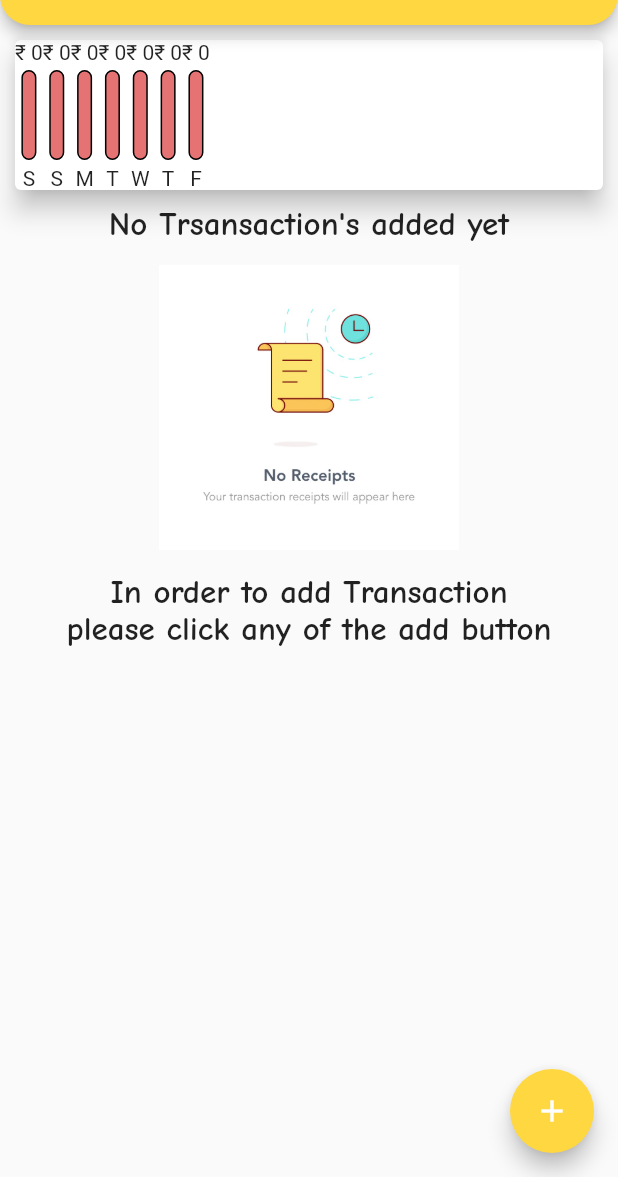
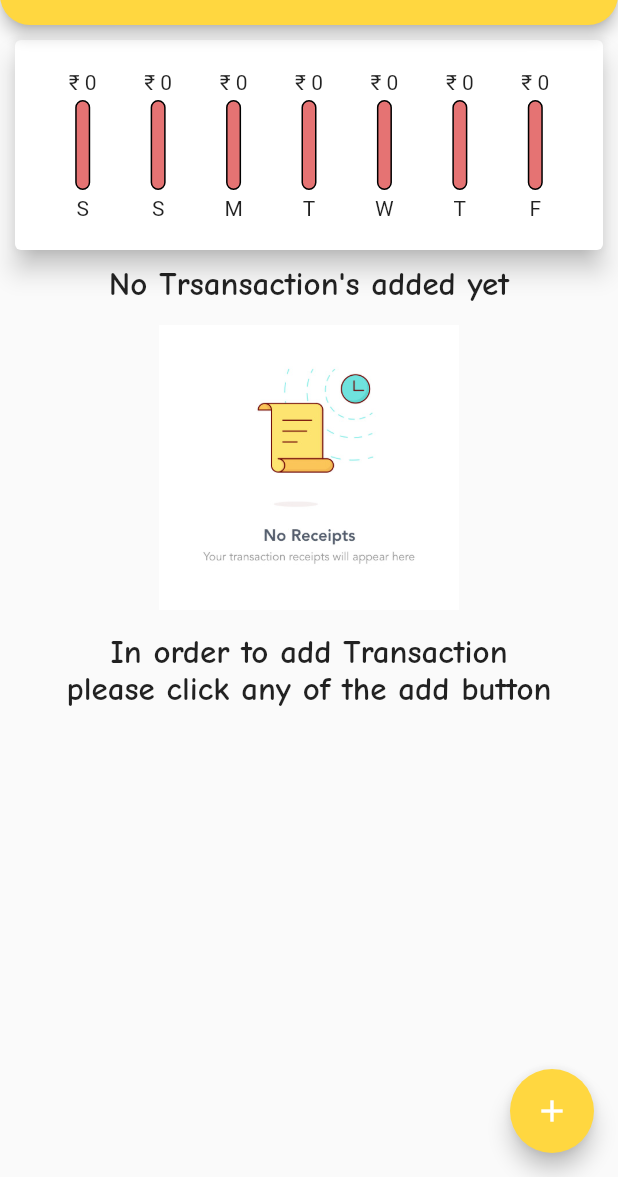
Before and after one commit to Erickeagle3/expense_app, a Flutter app: the screen it shows after launch, on a phone screen of 412 x 824 dp, the part 59-1236 px from its top. Run offline on Flutter 3.47's test engine with Material 2 defaults, Android fonts, the phone set to English and light mode, and no system bars.

Commit message:
flutter: made chart bar looks cool Signed-off-by: Erickeagle3 <sayanchakraborty334@gmail.com>
Note - made Chart bar looks cool with the help of mainAxisAlignment, padding, flexfit and many

```diff
--- a/lib/widgets/chart.dart
+++ b/lib/widgets/chart.dart
@@ -39,21 +39,28 @@ class MyChart extends StatelessWidget {
     });
   }
 
-
   @override
   Widget build(BuildContext context) {
     return Card(
       elevation: 7,
       margin: const EdgeInsets.all(10),
+      child: Padding(
+        padding: const EdgeInsets.all(20),
         child: Row(
+          mainAxisAlignment: MainAxisAlignment.spaceAround,
           children: groupedTransactionValues.map((view) {
-          return MyChartBox(
+            return Flexible(
+              fit: FlexFit.tight,
+              child: MyChartBox(
                 view['day'] as String,
                 view['amount'] as double,
                 totalSpending == 0.0
-             ? 0.0 : (view['amount'] as double) / totalSpending,
+                    ? 0.0
+                    : (view['amount'] as double) / totalSpending,
+              ),
             );
           }).toList(),
+        ),
       ),
     );
   }
--- a/lib/widgets/chart_box.dart
+++ b/lib/widgets/chart_box.dart
@@ -12,7 +12,7 @@ class MyChartBox extends StatelessWidget {
   Widget build(BuildContext context) {
     return Column(
       children: <Widget>[
-        Text('₹ ${spentAmount.toStringAsFixed(0)}'),
+        FittedBox(child: Text('₹ ${spentAmount.toStringAsFixed(0)}')),
         const SizedBox(
           height: 4,
         ),
```
Lines whose indentation alone changed are shown as unchanged.
